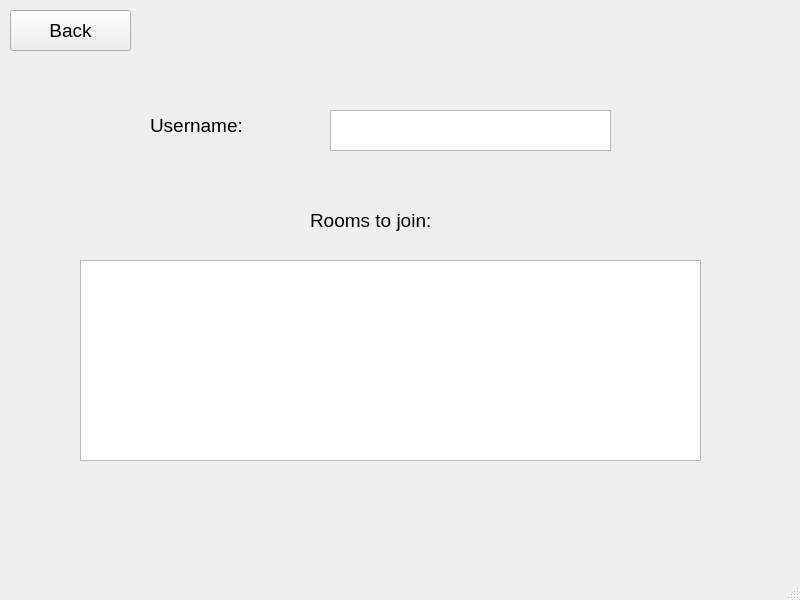
This is joinwindow.ui in Mamad-MD/JukeBox-MusicPlayer- as Qt 5 draws it before an edit. The edited form follows.
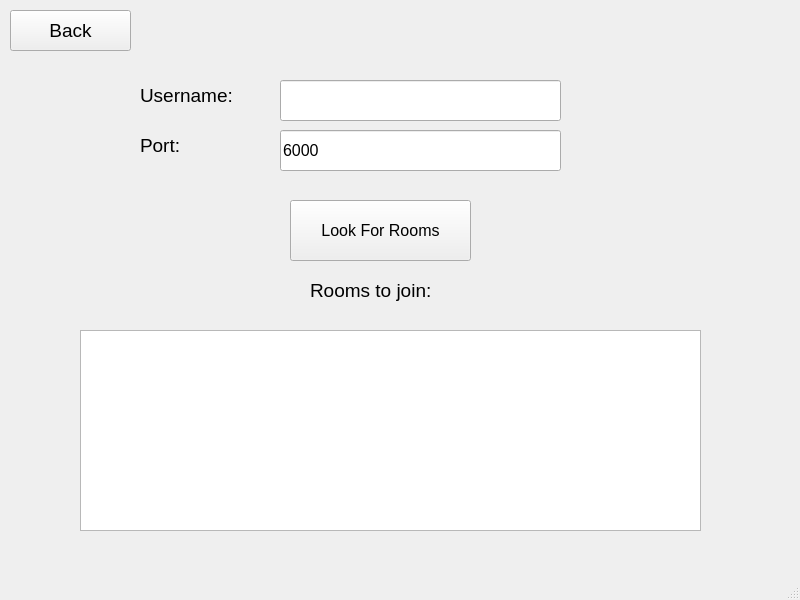
This is the edited form.

Commit message: Server and client can now cleanly connect to each other, but there still some UI side bugs, and added port lineEdit

What changed in the file:
```diff
--- a/joinwindow.ui
+++ b/joinwindow.ui
@@ -36,7 +36,7 @@
     <property name="geometry">
      <rect>
       <x>80</x>
-      <y>260</y>
+      <y>330</y>
       <width>621</width>
       <height>201</height>
      </rect>
@@ -45,8 +45,8 @@
    <widget class="QLabel" name="Label_Username">
     <property name="geometry">
      <rect>
-      <x>150</x>
-      <y>100</y>
+      <x>140</x>
+      <y>70</y>
       <width>161</width>
       <height>51</height>
      </rect>
@@ -64,7 +64,7 @@
     <property name="geometry">
      <rect>
       <x>310</x>
-      <y>200</y>
+      <y>270</y>
       <width>171</width>
       <height>41</height>
      </rect>
@@ -78,21 +78,78 @@
      <string>Rooms to join:</string>
     </property>
    </widget>
-   <widget class="QTextEdit" name="Textedit_Username">
+   <widget class="QPushButton" name="PushButton_LookForRooms">
     <property name="geometry">
      <rect>
-      <x>330</x>
-      <y>110</y>
+      <x>290</x>
+      <y>200</y>
+      <width>181</width>
+      <height>61</height>
+     </rect>
+    </property>
+    <property name="font">
+     <font>
+      <pointsize>12</pointsize>
+     </font>
+    </property>
+    <property name="text">
+     <string>Look For Rooms</string>
+    </property>
+   </widget>
+   <widget class="QLineEdit" name="LineEdit_Username">
+    <property name="geometry">
+     <rect>
+      <x>280</x>
+      <y>80</y>
       <width>281</width>
       <height>41</height>
      </rect>
     </property>
     <property name="font">
      <font>
-      <pointsize>16</pointsize>
+      <pointsize>12</pointsize>
      </font>
     </property>
    </widget>
+   <widget class="QLabel" name="Label_Username_2">
+    <property name="geometry">
+     <rect>
+      <x>140</x>
+      <y>120</y>
+      <width>161</width>
+      <height>51</height>
+     </rect>
+    </property>
+    <property name="font">
+     <font>
+      <pointsize>14</pointsize>
+     </font>
+    </property>
+    <property name="text">
+     <string>Port:</string>
+    </property>
+   </widget>
+   <widget class="QLineEdit" name="LineEdit_Port">
+    <property name="geometry">
+     <rect>
+      <x>280</x>
+      <y>130</y>
+      <width>281</width>
+      <height>41</height>
+     </rect>
+    </property>
+    <property name="font">
+     <font>
+      <pointsize>12</pointsize>
+     </font>
+    </property>
+    <property name="text">
+     <string>6000</string>
+    </property>
+    <property name="maxLength">
+     <number>5</number>
+    </property>
+   </widget>
   </widget>
   <widget class="QMenuBar" name="menubar">
    <property name="geometry">
```
The commit also changes 9 other files.
